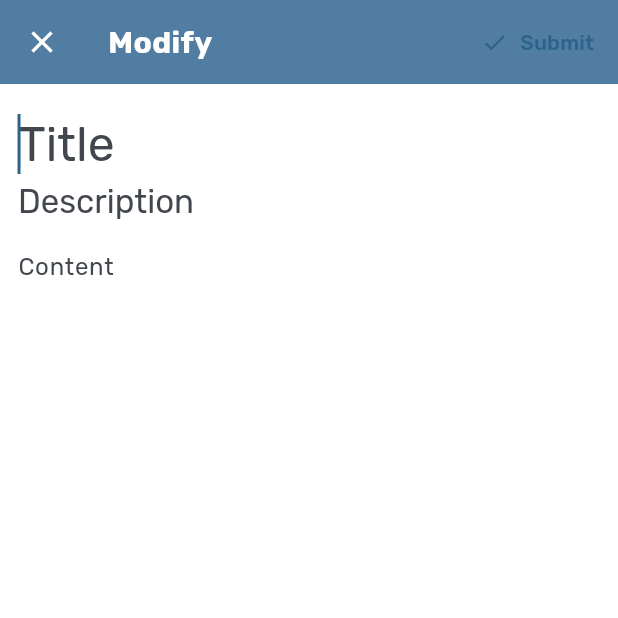
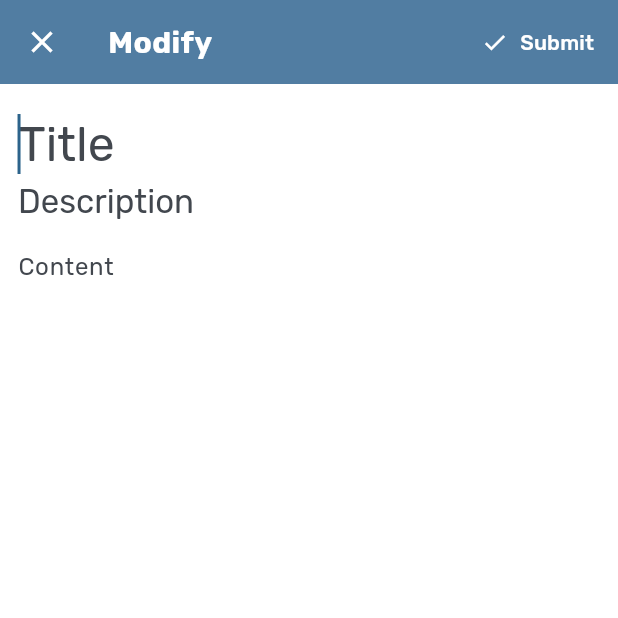
Before and after one commit to Empitrix/ekko, a Flutter app: the ModifyPage screen opened directly, on a phone screen of 412 x 824 dp, the top half of it. Run offline on Flutter 3.47's test engine with Material 2 defaults, Android fonts, the light colour scheme and no system bars; our stand-ins replace sqflite, sqflite_common_ffi; accounts and stored records are empty.

Commit message:
Fixed: first-time loading func, Updated: UI widgets (modify button)

```diff
--- /dev/null
+++ b/lib/components/custom_buttons.dart
@@ -0,0 +1,37 @@
+import 'package:flutter/material.dart';
+
+class CustomModifyButton extends StatelessWidget {
+	final Widget label;
+	final Widget icon;
+	final Function onPressed;
+	const CustomModifyButton({
+		super.key,
+		required this.label,
+		required this.icon,
+		required this.onPressed
+	});
+
+	@override
+	Widget build(BuildContext context) {
+		return TextButton.icon(
+			style: const ButtonStyle(
+				foregroundColor: MaterialStatePropertyAll(
+					Colors.white
+				),
+				shape: MaterialStatePropertyAll(
+					RoundedRectangleBorder(
+						borderRadius: BorderRadius.only(
+							topRight: Radius.zero,
+							topLeft: Radius.circular(15),
+							bottomLeft: Radius.circular(15),
+							bottomRight: Radius.zero
+						)
+					)
+				)
+			),
+			label: label,
+			icon: icon,
+			onPressed: () => onPressed(),
+		);
+	}
+}
--- a/lib/components/note_item.dart
+++ b/lib/components/note_item.dart
@@ -67,7 +67,7 @@ class NoteItem extends StatelessWidget {
 						),
 						const SizedBox(width: 12),
 						IconButton(
-							icon: const Icon(Icons.copy),
+							icon: Icon(noteModeIcon(note.mode)),
 							color: Theme.of(context).primaryColor,
 							onPressed: (){/* Note Actons */},
 						),
--- a/lib/components/search_bar.dart
+++ b/lib/components/search_bar.dart
@@ -101,8 +101,8 @@
 											focus.unfocus();
 											onClose();
 										}else{
+											focus.requestFocus();
 											searchAnim.controller.forward();
-											focus.requestFocus();
 										}
 									}
 								);
--- a/lib/main.dart
+++ b/lib/main.dart
@@ -1,5 +1,5 @@
 import 'package:ekko/config/manager.dart';
-import 'package:ekko/views/loading_page.dart';
+import 'package:ekko/views/home_page.dart';
 import 'package:flutter/material.dart';
 import 'package:provider/provider.dart';
 
@@ -30,8 +30,8 @@ class _EkkoAppState extends State<EkkoApp> {
 							themeMode: Provider.of<ProviderManager>(context).tMode,
 							theme: Provider.of<ProviderManager>(context).lightTheme,
 							darkTheme: Provider.of<ProviderManager>(context).darkTheme,
-							// home: const HomePage(),
-							home: const LoadingPage(),
+							home: const HomePage(),
+							// home: const LoadingPage(),
 						);
 					},
 				)
--- a/lib/views/modify_page.dart
+++ b/lib/views/modify_page.dart
@@ -1,5 +1,6 @@
 import 'package:ekko/backend/backend.dart';
 import 'package:ekko/components/alerts.dart';
+import 'package:ekko/components/custom_buttons.dart';
 import 'package:ekko/components/fields.dart';
 import 'package:ekko/config/navigator.dart';
 import 'package:ekko/database/database.dart';
@@ -126,19 +127,7 @@ class ModifyPageState extends State<ModifyPage> {
 					actions: [
 						SizedBox(
 							height: double.infinity,
-							child: TextButton.icon(
-								style: const ButtonStyle(
-									shape: MaterialStatePropertyAll(
-										RoundedRectangleBorder(
-											borderRadius: BorderRadius.only(
-												topRight: Radius.zero,
-												topLeft: Radius.circular(15),
-												bottomLeft: Radius.circular(15),
-												bottomRight: Radius.zero
-											)
-										)
-									)
-								),
+							child: CustomModifyButton(
 								label: const Text("Submit"),
 								icon: const Icon(Icons.check),
 								onPressed: () => submit(),
```
Also changed, not shown: lib/models/note.dart (+16 -0 lines), lib/views/home_page.dart (+16 -33 lines), lib/views/loading_page.dart (deleted, +0 -39 lines).
